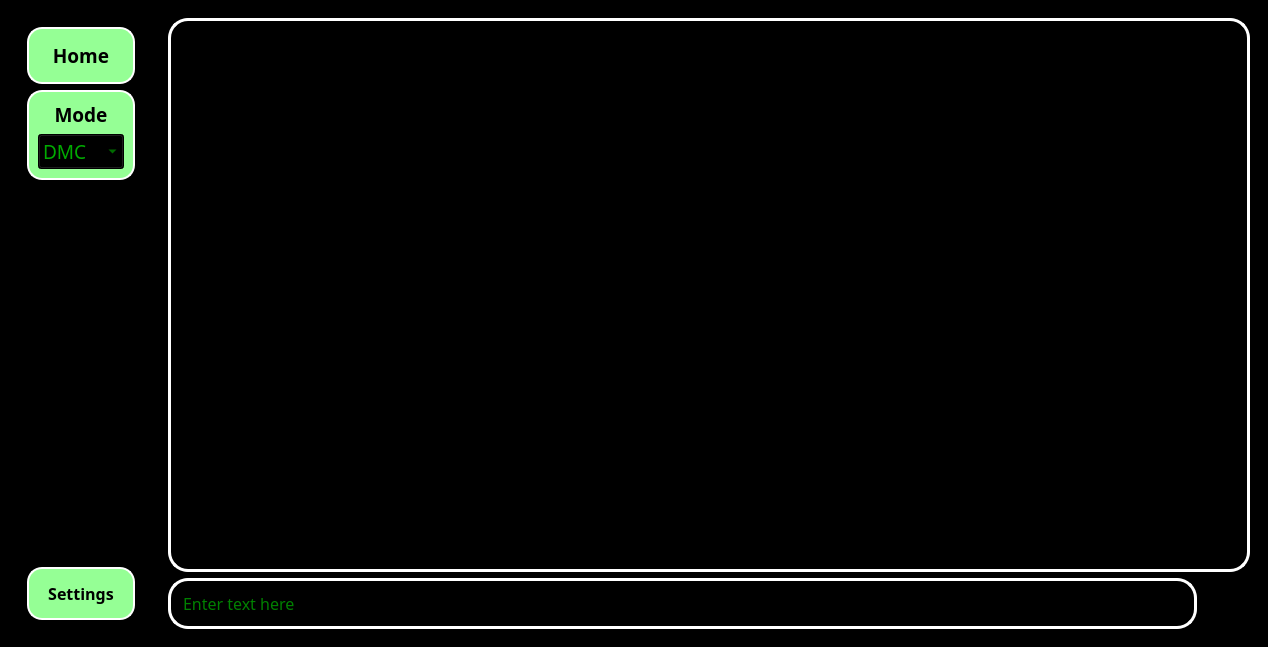
Qt form chatbot/design.ui (ImmortalCedwin/chatbot) before a commit.
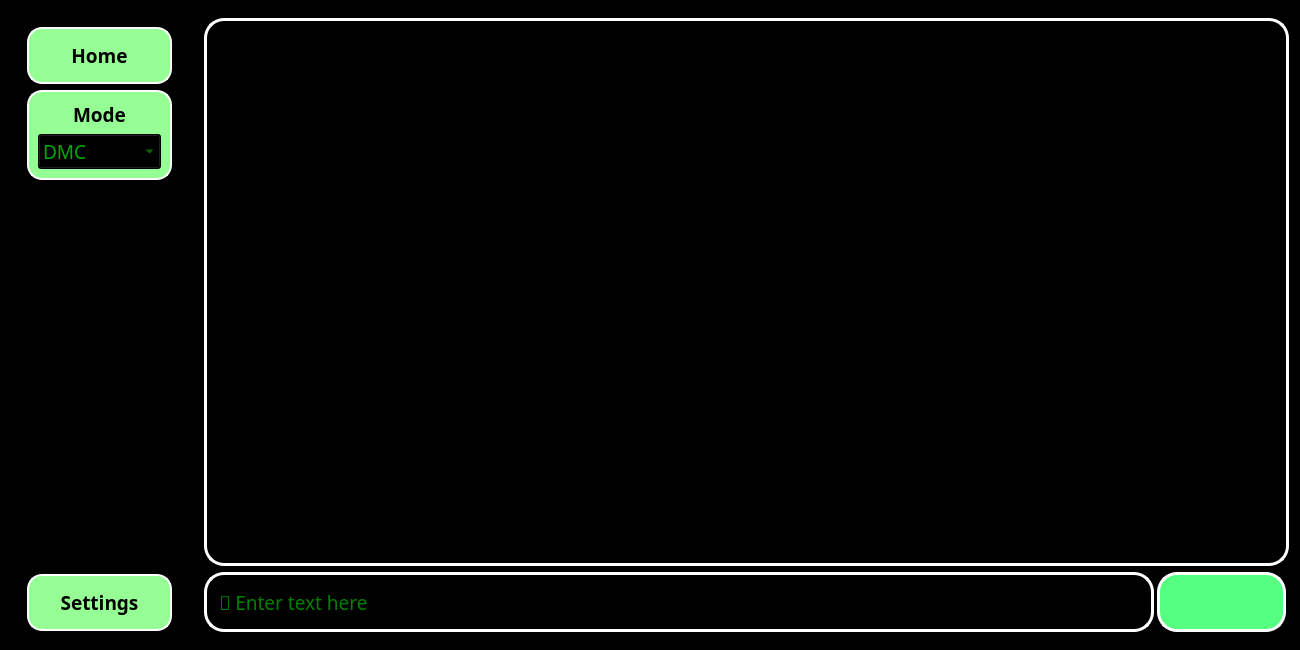
The same form after that commit. Icons and pictures are not drawn.

Commit message: fixed window size, updated icons and made changes to chat

```diff
--- a/chatbot/design.ui
+++ b/chatbot/design.ui
@@ -6,10 +6,22 @@
    <rect>
     <x>0</x>
     <y>0</y>
-    <width>1268</width>
-    <height>647</height>
+    <width>1300</width>
+    <height>650</height>
    </rect>
   </property>
+  <property name="sizePolicy">
+   <sizepolicy hsizetype="MinimumExpanding" vsizetype="MinimumExpanding">
+    <horstretch>0</horstretch>
+    <verstretch>0</verstretch>
+   </sizepolicy>
+  </property>
+  <property name="minimumSize">
+   <size>
+    <width>1300</width>
+    <height>650</height>
+   </size>
+  </property>
   <property name="windowTitle">
    <string>Chatbot</string>
   </property>
@@ -20,6 +32,9 @@
   <property name="windowOpacity">
    <double>1.000000000000000</double>
   </property>
+  <property name="autoFillBackground">
+   <bool>false</bool>
+  </property>
   <property name="styleSheet">
    <string notr="true">background-color: rgb(0, 0, 0);</string>
   </property>
@@ -43,15 +58,15 @@
     <item>
      <widget class="QWidget" name="left_menu" native="true">
       <property name="sizePolicy">
-       <sizepolicy hsizetype="Ignored" vsizetype="Preferred">
+       <sizepolicy hsizetype="MinimumExpanding" vsizetype="MinimumExpanding">
         <horstretch>0</horstretch>
         <verstretch>0</verstretch>
        </sizepolicy>
       </property>
       <property name="minimumSize">
        <size>
-        <width>100</width>
-        <height>0</height>
+        <width>180</width>
+        <height>640</height>
        </size>
       </property>
       <property name="maximumSize">
@@ -126,6 +141,18 @@
             <property name="enabled">
              <bool>true</bool>
             </property>
+            <property name="sizePolicy">
+             <sizepolicy hsizetype="MinimumExpanding" vsizetype="Fixed">
+              <horstretch>0</horstretch>
+              <verstretch>0</verstretch>
+             </sizepolicy>
+            </property>
+            <property name="minimumSize">
+             <size>
+              <width>145</width>
+              <height>50</height>
+             </size>
+            </property>
             <property name="autoFillBackground">
              <bool>false</bool>
             </property>
@@ -174,6 +201,18 @@
           </item>
           <item>
            <widget class="QFrame" name="frame_2">
+            <property name="sizePolicy">
+             <sizepolicy hsizetype="MinimumExpanding" vsizetype="Fixed">
+              <horstretch>0</horstretch>
+              <verstretch>0</verstretch>
+             </sizepolicy>
+            </property>
+            <property name="minimumSize">
+             <size>
+              <width>145</width>
+              <height>50</height>
+             </size>
+            </property>
             <property name="styleSheet">
              <string notr="true"/>
             </property>
@@ -260,16 +299,31 @@
             <property name="orientation">
              <enum>Qt::Vertical</enum>
             </property>
+            <property name="sizeType">
+             <enum>QSizePolicy::Expanding</enum>
+            </property>
             <property name="sizeHint" stdset="0">
              <size>
               <width>20</width>
-              <height>40</height>
+              <height>100</height>
              </size>
             </property>
            </spacer>
           </item>
           <item>
            <widget class="QFrame" name="frame_3">
+            <property name="sizePolicy">
+             <sizepolicy hsizetype="MinimumExpanding" vsizetype="Fixed">
+              <horstretch>0</horstretch>
+              <verstretch>0</verstretch>
+             </sizepolicy>
+            </property>
+            <property name="minimumSize">
+             <size>
+              <width>145</width>
+              <height>50</height>
+             </size>
+            </property>
             <property name="styleSheet">
              <string notr="true"/>
             </property>
@@ -285,7 +339,7 @@
                <property name="font">
                 <font>
                  <family>Cascadia Code</family>
-                 <pointsize>12</pointsize>
+                 <pointsize>14</pointsize>
                  <bold>true</bold>
                 </font>
                </property>
@@ -301,8 +355,8 @@
                </property>
                <property name="iconSize">
                 <size>
-                 <width>18</width>
-                 <height>18</height>
+                 <width>30</width>
+                 <height>30</height>
                 </size>
                </property>
                <property name="flat">
@@ -321,55 +375,43 @@
     </item>
     <item>
      <widget class="QWidget" name="main" native="true">
-      <property name="maximumSize">
+      <property name="sizePolicy">
+       <sizepolicy hsizetype="MinimumExpanding" vsizetype="MinimumExpanding">
+        <horstretch>0</horstretch>
+        <verstretch>0</verstretch>
+       </sizepolicy>
+      </property>
+      <property name="minimumSize">
        <size>
         <width>1100</width>
+        <height>600</height>
+       </size>
+      </property>
+      <property name="maximumSize">
+       <size>
+        <width>16777215</width>
         <height>16777215</height>
        </size>
       </property>
       <layout class="QGridLayout" name="gridLayout">
-       <item row="1" column="1">
-        <widget class="QPushButton" name="pushButton">
-         <property name="font">
-          <font>
-           <family>Cascadia Code</family>
-           <pointsize>12</pointsize>
-          </font>
-         </property>
-         <property name="styleSheet">
-          <string notr="true">color: rgb(255, 255, 255);
-background-color: rgb(0, 0, 0);</string>
-         </property>
-         <property name="text">
-          <string/>
-         </property>
-         <property name="icon">
-          <iconset>
-           <normaloff>icons/icons8-send-48.png</normaloff>icons/icons8-send-48.png</iconset>
-         </property>
-         <property name="iconSize">
-          <size>
-           <width>20</width>
-           <height>20</height>
-          </size>
-         </property>
-         <property name="flat">
-          <bool>true</bool>
-         </property>
-        </widget>
-       </item>
        <item row="1" column="0">
         <widget class="QLineEdit" name="user_input">
          <property name="sizePolicy">
-          <sizepolicy hsizetype="Expanding" vsizetype="Preferred">
+          <sizepolicy hsizetype="MinimumExpanding" vsizetype="Fixed">
            <horstretch>0</horstretch>
            <verstretch>0</verstretch>
           </sizepolicy>
          </property>
+         <property name="minimumSize">
+          <size>
+           <width>950</width>
+           <height>60</height>
+          </size>
+         </property>
          <property name="font">
           <font>
            <family>Cascadia Code</family>
-           <pointsize>12</pointsize>
+           <pointsize>14</pointsize>
           </font>
          </property>
          <property name="styleSheet">
@@ -385,8 +427,11 @@
 
 </string>
          </property>
+         <property name="frame">
+          <bool>true</bool>
+         </property>
          <property name="placeholderText">
-          <string>Enter text here</string>
+          <string>💬 Enter text here </string>
          </property>
          <property name="clearButtonEnabled">
           <bool>false</bool>
@@ -395,6 +440,18 @@
        </item>
        <item row="0" column="0" colspan="2">
         <widget class="QTextBrowser" name="main_text">
+         <property name="sizePolicy">
+          <sizepolicy hsizetype="MinimumExpanding" vsizetype="MinimumExpanding">
+           <horstretch>0</horstretch>
+           <verstretch>0</verstretch>
+          </sizepolicy>
+         </property>
+         <property name="minimumSize">
+          <size>
+           <width>1085</width>
+           <height>540</height>
+          </size>
+         </property>
          <property name="styleSheet">
           <string notr="true">
 QTextBrowser {
@@ -413,6 +470,58 @@
          </property>
         </widget>
        </item>
+       <item row="1" column="1">
+        <widget class="QPushButton" name="send">
+         <property name="sizePolicy">
+          <sizepolicy hsizetype="MinimumExpanding" vsizetype="Fixed">
+           <horstretch>0</horstretch>
+           <verstretch>0</verstretch>
+          </sizepolicy>
+         </property>
+         <property name="minimumSize">
+          <size>
+           <width>100</width>
+           <height>60</height>
+          </size>
+         </property>
+         <property name="maximumSize">
+          <size>
+           <width>200</width>
+           <height>16777215</height>
+          </size>
+         </property>
+         <property name="font">
+          <font>
+           <family>Cascadia Code</family>
+           <pointsize>12</pointsize>
+          </font>
+         </property>
+         <property name="styleSheet">
+          <string notr="true">QPushButton{
+border: 3px solid white; 
+border-radius: 20px; 
+padding: 10px;
+	background-color: rgb(85, 255, 127);
+}</string>
+         </property>
+         <property name="text">
+          <string/>
+         </property>
+         <property name="icon">
+          <iconset>
+           <normaloff>icons/icons8-sent-48.png</normaloff>icons/icons8-sent-48.png</iconset>
+         </property>
+         <property name="iconSize">
+          <size>
+           <width>30</width>
+           <height>30</height>
+          </size>
+         </property>
+         <property name="flat">
+          <bool>true</bool>
+         </property>
+        </widget>
+       </item>
       </layout>
      </widget>
     </item>
```
Left out of the diff: 12 changed lines with no effect on the pictures. The commit also changes 5 other files.
